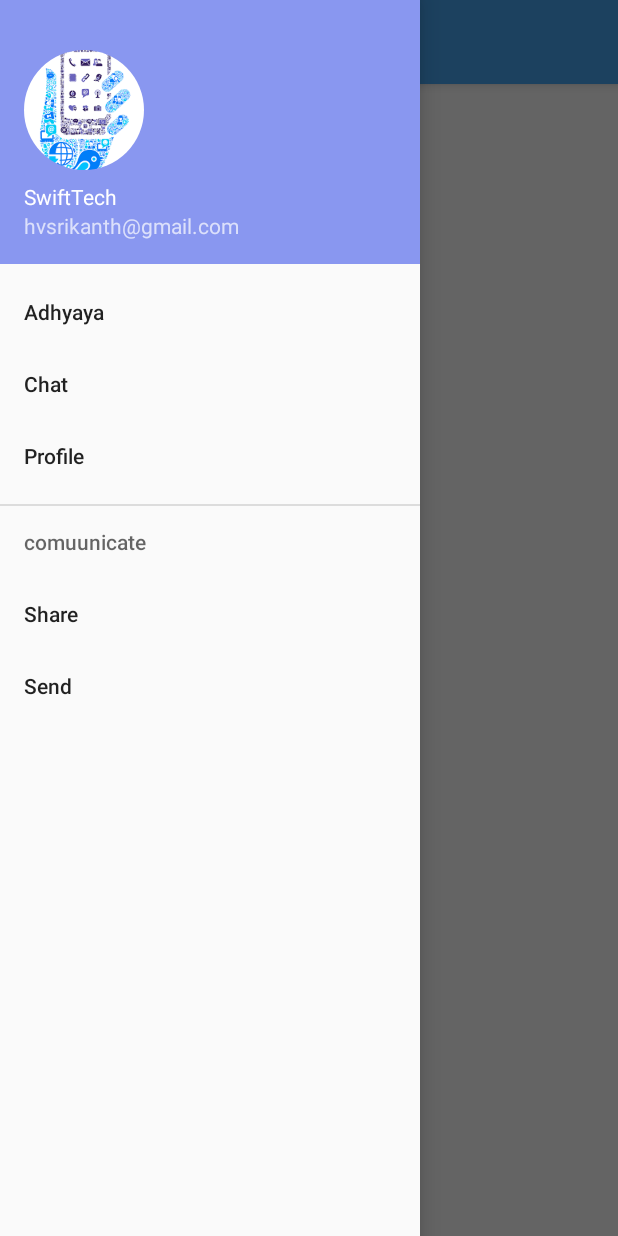
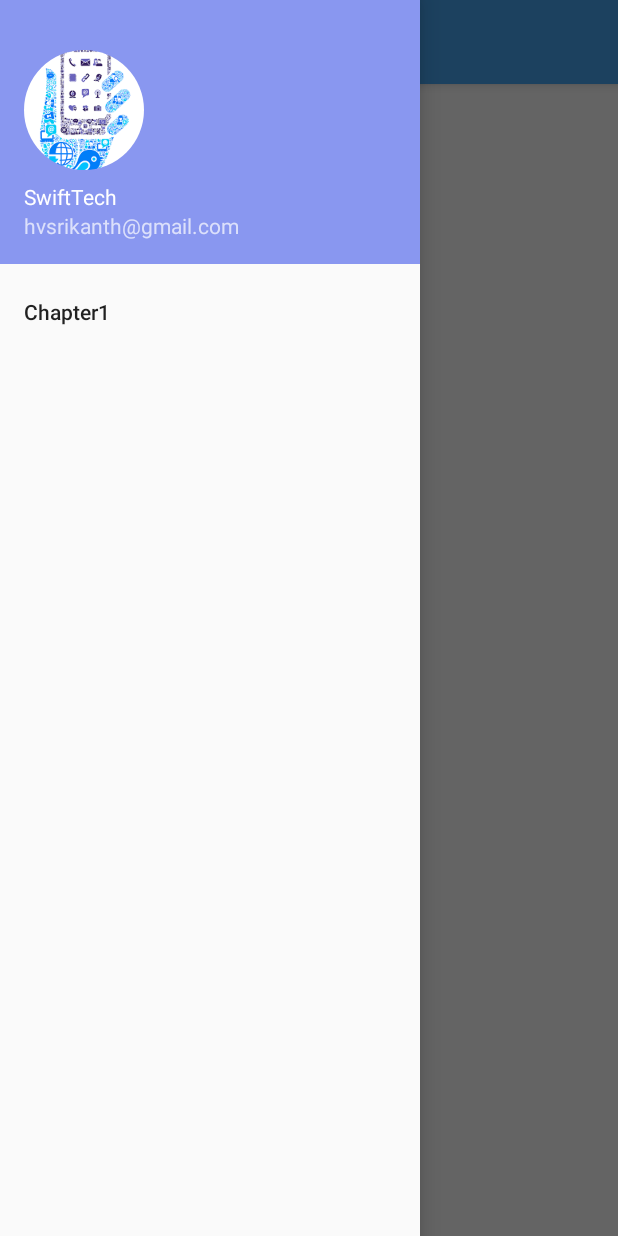
Before and after one commit to srikanth8951/BottomNavigation, an Android app: the screen it shows after launch (MainActivity), with the side drawer open, on a phone screen of 412 x 824 dp. Run offline under Robolectric (Android 15) with nearby library versions, the light colour scheme and no system bars; libraries missing offline, so code that uses them is left out: com.karumi.dexter; plain views replace CircularImageView; 1 statement that could not run was skipped.

Commit message:
newEdit 8:52

```diff
--- a/app/src/main/AndroidManifest.xml
+++ b/app/src/main/AndroidManifest.xml
@@ -15,7 +15,6 @@
         android:supportsRtl="true"
         android:theme="@style/AppTheme">
         <activity android:name=".PlayerActivity"></activity>
-        <activity android:name=".Main2Activity" />
         <activity android:name=".MainActivity">
             <intent-filter>
                 <action android:name="android.intent.action.MAIN" />
--- a/app/src/main/java/com/example/bottomnavigation/PlayerActivity.java
+++ b/app/src/main/java/com/example/bottomnavigation/PlayerActivity.java
@@ -62,13 +62,14 @@ public class PlayerActivity extends AppCompatActivity {
 
                 while (currentPosition < totalDuration) {
                     try {
-
                         sleep(500);
                         currentPosition = myMediaPlayer.getCurrentPosition();
                         songSeekBar.setProgress(currentPosition);
-                    } catch (InterruptedException e) {
+                    }
+                    catch (InterruptedException e){
                         e.printStackTrace();
                     }
+
                 }
 
             }
--- a/app/src/main/res/layout/activity_main.xml
+++ b/app/src/main/res/layout/activity_main.xml
@@ -6,14 +6,14 @@
     android:layout_width="match_parent"
     android:layout_height="match_parent"
     app:layout_scrollFlags="scroll|enterAlways"
-    tools:context="com.example.bottomnavigation.MainActivity">
+    tools:context="com.example.bottomnavigation.Main2Activity">
 
 
-    <FrameLayout
-        android:id="@+id/fragment_container"
-        android:layout_width="match_parent"
-        android:layout_height="match_parent" />
 
+<FrameLayout
+    android:id="@+id/fragment_container"
+    android:layout_width="match_parent"
+    android:layout_height="match_parent"></FrameLayout>
 
     <androidx.drawerlayout.widget.DrawerLayout
         android:id="@+id/drawer_layout"
@@ -41,7 +41,11 @@
             </androidx.appcompat.widget.Toolbar>
 
 
-
+            <ListView
+                android:id="@+id/songs"
+                android:layout_width="match_parent"
+                android:layout_height="match_parent">
+            </ListView>
 
 
         </LinearLayout>
@@ -52,10 +56,25 @@
             android:layout_height="match_parent"
             android:layout_gravity="start"
             app:headerLayout="@layout/nav_header"
-            app:menu="@menu/drawer_menu" />
+            app:menu="@menu/drawer_menu" >
+
+        </com.google.android.material.navigation.NavigationView>
 
 
     </androidx.drawerlayout.widget.DrawerLayout>
 
 
+
+    <TextView
+        android:layout_width="wrap_content"
+        android:layout_height="wrap_content"
+        android:text="         "
+        android:layout_centerHorizontal="true"
+        android:layout_centerVertical="true"
+        android:textColor="#000000"
+        android:id="@+id/filesNotFound"/>
+
+
+
+
 </RelativeLayout>
--- a/app/src/main/res/menu/drawer_menu.xml
+++ b/app/src/main/res/menu/drawer_menu.xml
@@ -6,28 +6,12 @@
     <group android:checkableBehavior="single">
         <item
             android:id="@+id/nav_adhyaya"
-            android:title="Adhyaya"/>
+            android:title="Chapter1"/>
 
 
-        <item
-            android:id="@+id/nav_chat"
-            android:title="Chat" />
 
-        <item
-            android:id="@+id/nav_profile"
-            android:title="Profile" />
 
     </group>
 
-    <item android:title="comuunicate">
 
-        <menu>
-            <item
-                android:id="@+id/nav_share"
-                android:title="Share" />
-            <item
-                android:id="@+id/nav_send"
-                android:title="Send" />
-        </menu>
-    </item>
 </menu>
```
Also changed, not shown: app/src/main/java/com/example/bottomnavigation/Chapter1.java (added, +20 -0 lines), app/src/main/java/com/example/bottomnavigation/Main2Activity.java (deleted, +0 -185 lines), app/src/main/java/com/example/bottomnavigation/MainActivity.java (+100 -27 lines), app/src/main/java/com/example/bottomnavigation/Message.java (deleted, +0 -20 lines), app/src/main/java/com/example/bottomnavigation/chat.java (deleted, +0 -26 lines), app/src/main/java/com/example/bottomnavigation/profile.java (deleted, +0 -20 lines), app/src/main/res/layout/activity_main2.xml (deleted, +0 -76 lines), app/src/main/res/layout/fragment_chat.xml (deleted, +0 -10 lines), app/src/main/res/layout/fragment_profile.xml (deleted, +0 -13 lines), app/src/main/res/layout/frag_chapter1.xml (renamed from app/src/main/res/layout/fragment_message.xml), 1 other file.
